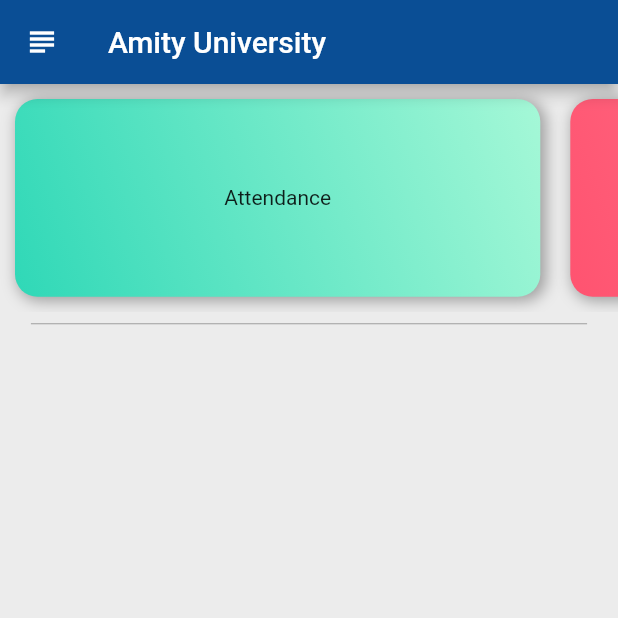
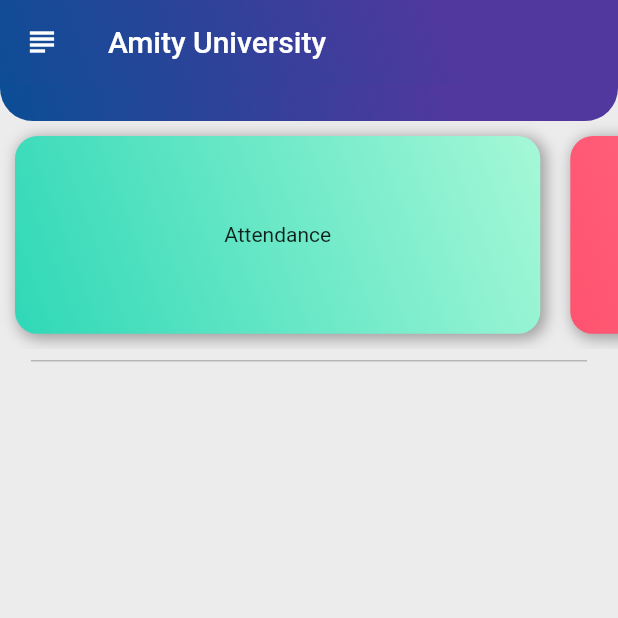
Before and after one commit to XxThunderBlastxX/amizone_app, a Flutter app: the screen it shows after launch, on a phone screen of 412 x 824 dp, the top half of it. Run offline on Flutter 3.47's test engine with Material 2 defaults, Android fonts, the phone set to English and light mode, and no system bars; drawn by our look-alikes of flutter_zoom_drawer.

Commit message:
added border radius to appBar

```diff
--- a/lib/constants/constants.dart
+++ b/lib/constants/constants.dart
@@ -3,6 +3,8 @@
 const kPrimaryColor = Color(0xFFFFB702);
 
 const kSecondaryColor = Color(0xFF0A4E95);
+
+const kPurpleColor = Color(0xFF50389E);
 
 const kBackgroundColor = Color(0xFFECECEC);
 
--- a/lib/screens/drawer/widgets/drawer_body.dart
+++ b/lib/screens/drawer/widgets/drawer_body.dart
@@ -1,7 +1,7 @@
-import 'package:amizone_app/data/drawer_items.dart';
 import 'package:flutter/material.dart';
 
 import '../../../constants/constants.dart';
+import '../../../data/drawer_items.dart';
 import 'drawer_name_plate.dart';
 
 class DrawerBody extends StatelessWidget {
--- a/lib/screens/home/home_screen.dart
+++ b/lib/screens/home/home_screen.dart
@@ -2,6 +2,7 @@
 
 import '../../constants/constants.dart';
 import '../../controller/drawer_controller.dart';
+import 'widgets/appbar_gradient.dart';
 import 'widgets/tabCarousel.dart';
 
 class HomeScreen extends StatelessWidget {
@@ -15,17 +16,30 @@
     return Scaffold(
       backgroundColor: kBackgroundColor,
       appBar: AppBar(
+        elevation: 0.0,
         title: const Text('Amity University'),
         backgroundColor: kSecondaryColor,
         leading: IconButton(
           onPressed: () => drawerController.toggle!(),
           icon: const Icon(Icons.subject),
         ),
+        flexibleSpace: const AppBarGradient(
+          height: 0.5,
+        ),
       ),
       body: Column(
         mainAxisAlignment: MainAxisAlignment.start,
         crossAxisAlignment: CrossAxisAlignment.center,
         children: [
+          const ClipRRect(
+            borderRadius: BorderRadius.only(
+              bottomLeft: Radius.circular(22.0),
+              bottomRight: Radius.circular(22.0),
+            ),
+            child: AppBarGradient(
+              height: 0.03,
+            ),
+          ),
           const TabCarousel(),
           Divider(
             indent: size.width * 0.05,
--- /dev/null
+++ b/lib/screens/home/widgets/appbar_gradient.dart
@@ -0,0 +1,28 @@
+import 'package:flutter/material.dart';
+
+import '../../../constants/constants.dart';
+
+class AppBarGradient extends StatelessWidget {
+  const AppBarGradient({
+    Key? key,
+    required this.height,
+  }) : super(key: key);
+
+  final double height;
+
+  @override
+  Widget build(BuildContext context) {
+    Size size = MediaQuery.of(context).size;
+    return Container(
+      height: size.height * height,
+      decoration: const BoxDecoration(
+        gradient: LinearGradient(
+          colors: [kSecondaryColor, kPurpleColor],
+          begin: FractionalOffset(0.0, 2.0),
+          end: FractionalOffset(0.8, 0.0),
+          stops: [0.0, 0.9],
+        ),
+      ),
+    );
+  }
+}
```
